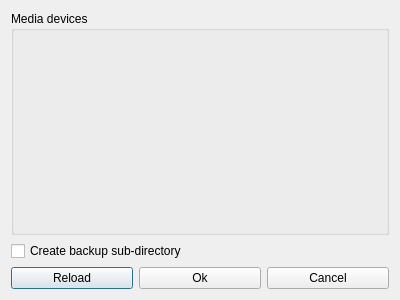
Qt form App/systemdunitdialog.ui (otsakir/lisa-backup) before a commit.
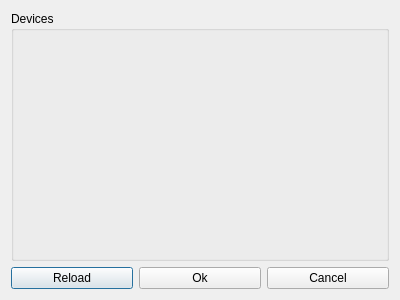
The same form after that commit.

What changed in the file:
```diff
--- a/App/systemdunitdialog.ui
+++ b/App/systemdunitdialog.ui
@@ -17,18 +17,11 @@
    <item>
     <widget class="QGroupBox" name="groupBox">
      <property name="title">
-      <string>Media devices</string>
+      <string>Devices</string>
      </property>
      <layout class="QVBoxLayout" name="verticalLayout_2"/>
     </widget>
    </item>
-   <item>
-    <widget class="QCheckBox" name="checkBoxCreateSubdir">
-     <property name="text">
-      <string>Create backup sub-directory</string>
-     </property>
-    </widget>
-   </item>
    <item>
     <layout class="QHBoxLayout" name="horizontalLayout">
      <item>
```
Left out of the diff: 2 changed lines with no effect on the pictures.
